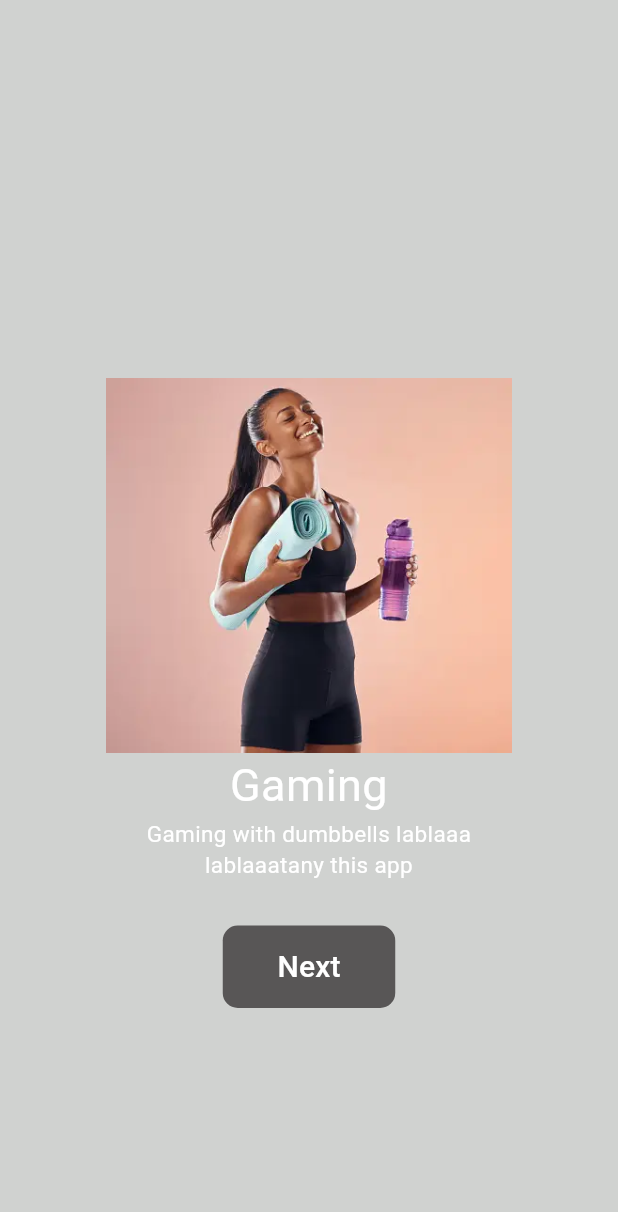
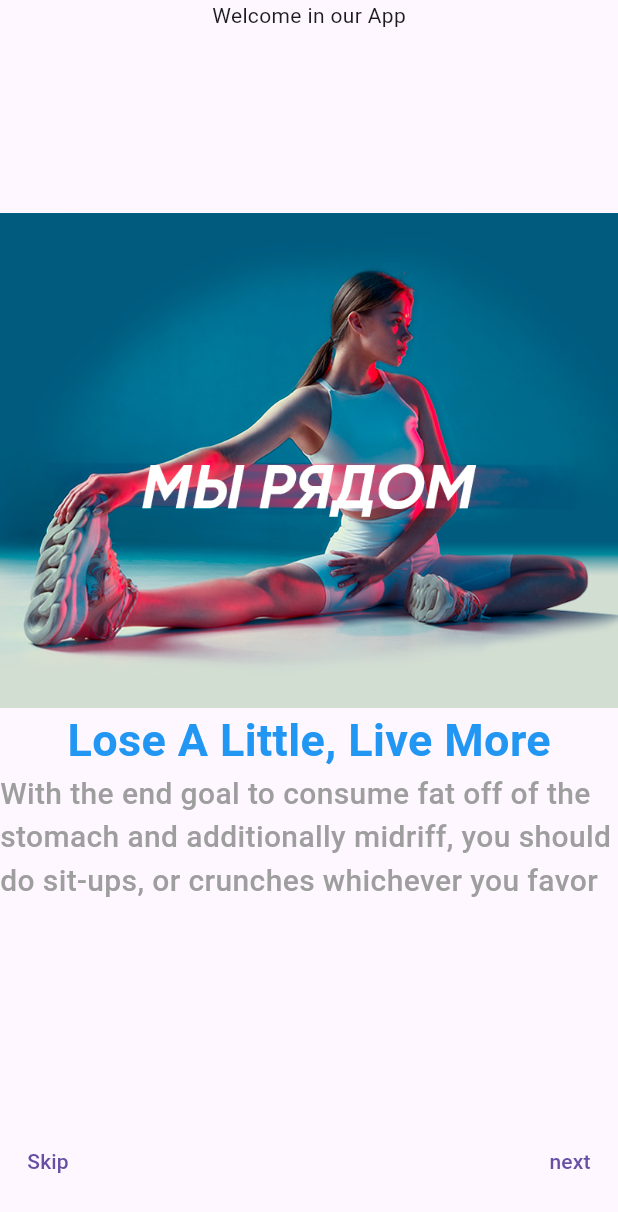
Before and after one commit to ayaelhenawy/MyApp, a Flutter app: the screen it shows after launch, on a phone screen of 412 x 824 dp. Shown: the top 1212 px of the screen. Run offline on Flutter 3.47's test engine with Material 3 defaults, Android fonts, the phone set to English and light mode, and no system bars; our stand-ins replace bloc, flutter_bloc, shared_preferences.

Commit message:
splash and onboarding

```diff
--- a/lib/main.dart
+++ b/lib/main.dart
@@ -3,26 +3,20 @@ import 'package:myproject/src/Forgetpassword.dart';
 import 'package:myproject/src/Login.dart';
 import 'package:myproject/src/OTPValid.dart';
 import 'package:myproject/src/ResetPssword.dart';
-import 'package:myproject/src/inboarding.dart';
+import 'package:myproject/src/auth/onboarding/view/page/onboarding_page.dart';
 import 'package:shared_preferences/shared_preferences.dart';
 
-void main() {
-  runApp(const MyApp());
+Future<void> main() async {
+  WidgetsFlutterBinding.ensureInitialized();
+
+  SharedPreferences sharedPreferences = await SharedPreferences.getInstance();
+  bool onBording = sharedPreferences.getBool('onboarding') ?? false;
+
+  MaterialApp materialApp = MaterialApp(
+     home: onBording ? const LoginScreen() : const OnBoardingPage(),
+
+  );
+
+  runApp(materialApp);
+
 }
-
-class MyApp extends StatelessWidget {
-  const MyApp({super.key});
-
-  // This widget is the root of your application.
-  //void first() async{
-  //SharedPreferences sharedPreferences = await SharedPreferences.getInstance();
-
-  //}
-
-  @override
-  Widget build(BuildContext context) {
-    return MaterialApp(
-      home: const Inboard(),
-    );
-  }
-}
--- a/lib/src/Forgetpassword.dart
+++ b/lib/src/Forgetpassword.dart
@@ -19,7 +19,7 @@ class _ForgetPasswordState extends State<ForgetPassword> {
         child: Column(
           mainAxisAlignment: MainAxisAlignment.center,
           children: [
-            Image.asset('assets/images/forget.png',
+            Image.asset('assets/logos/forget.png',
               width: 150,
               height:80,
             ),
--- a/lib/src/Login.dart
+++ b/lib/src/Login.dart
@@ -48,7 +48,7 @@ class _LoginScreenState extends State<LoginScreen> {
             children: <Widget>[
               // Logo
               Image.asset(
-                'assets/images/logo.png',
+                'assets/logos/logo.png',
                 width: 150,
                 height: 150,
               ),
--- a/lib/src/ResetPssword.dart
+++ b/lib/src/ResetPssword.dart
@@ -21,7 +21,7 @@ class _ResetPasswordState extends State<ResetPassword> {
           child: Column(
             mainAxisAlignment: MainAxisAlignment.center,
             children: [
-              Image.asset('assets/images/reset.png',
+              Image.asset('assets/logos/reset.png',
                 width: 150,
                 height:100,
               ),
--- /dev/null
+++ b/lib/src/auth/onboarding/controller/onboarding_controller_cubit.dart
@@ -0,0 +1,49 @@
+import 'package:bloc/bloc.dart';
+import 'package:flutter/material.dart';
+import 'package:myproject/src/Sign%20Up.dart';
+import 'package:shared_preferences/shared_preferences.dart';
+
+import '../model/onboarding_model.dart';
+
+part 'onboarding_controller_state.dart';
+
+class OnboardingControllerCubit extends Cubit<OnboardingControllerState> {
+  OnboardingControllerCubit() : super(OnboardingControllerInitial());
+
+  PageController pageController = PageController();
+
+  void onChangeToNext() {
+    pageController.nextPage(duration: Duration(seconds: 2), curve: Curves.bounceIn);
+  }
+
+  Future<void> onCallSkip(BuildContext context) async {
+    SharedPreferences sharedPreferences = await SharedPreferences.getInstance();
+    await sharedPreferences.setBool('onboarding', true);
+    // ignore: use_build_context_synchronously
+    Navigator.push(
+      context,
+      MaterialPageRoute<void>(
+        builder: (BuildContext context) => const SignUp(),
+      ),
+    );
+  }
+
+  List data = [
+    OnboardingModel(
+      image: 'assets/images/photo1.jpg',
+      title: 'Lose A Little, Live More',
+      subtitle: 'With the end goal to consume fat off of the stomach and additionally midriff, you should do sit-ups, or crunches whichever you favor',
+
+    ),
+    OnboardingModel(
+      image: 'assets/images/photo2.jpg',
+      title: 'Keep The Heart Healthy',
+      subtitle: '      Effortless Weight Loss is the easiest way to lose weight With the end goal to consume fat off of the stomach and additionally midriff',
+    ),
+    OnboardingModel(
+      image: 'assets/images/photo3.jpg',
+      title: 'Lose A Little, Live More',
+      subtitle: 'Hunder of silent positive weight loss message are feed to your brain each hour',
+    ),
+  ];
+}
--- /dev/null
+++ b/lib/src/auth/onboarding/controller/onboarding_controller_state.dart
@@ -0,0 +1,9 @@
+
+
+part of 'onboarding_controller_cubit.dart';
+
+class OnboardingControllerState {}
+
+class OnboardingControllerInitial extends OnboardingControllerState {}
+
+class OnboardingPageChange extends OnboardingControllerState {}
--- /dev/null
+++ b/lib/src/auth/onboarding/model/onboarding_model.dart
@@ -0,0 +1,10 @@
+import 'package:flutter/material.dart';
+
+class OnboardingModel {
+  late String image, title, subtitle;
+  OnboardingModel({
+    required this.image,
+    required this.title,
+    required this.subtitle,
+  });
+}
--- /dev/null
+++ b/lib/src/auth/onboarding/view/components/onboarding_body.dart
@@ -0,0 +1,60 @@
+import 'package:flutter/material.dart';
+import 'package:flutter_bloc/flutter_bloc.dart';
+
+import '../../controller/onboarding_controller_cubit.dart';
+
+class OnboardingBody extends StatelessWidget {
+  OnboardingBody({super.key, required this.controller});
+  OnboardingControllerCubit controller;
+  @override
+  Widget build(BuildContext context) {
+    return Column(
+      children: [
+        const Text("Welcome in our App"),
+        Expanded(
+          child: BlocProvider<OnboardingControllerCubit>.value(
+            value: controller,
+            child: BlocBuilder<OnboardingControllerCubit, OnboardingControllerState>(
+              builder: (context, state) {
+                OnboardingControllerCubit controller = context.read<OnboardingControllerCubit>();
+
+                return PageView(
+                  controller: controller.pageController,
+                  children: List.generate(controller.data.length, (index) {
+                    return Column(
+                      mainAxisAlignment: MainAxisAlignment.center,
+                      children: [
+                        ///image
+                        Image.asset(controller.data[index].image),
+
+                        ///title
+                        Text(
+                          controller.data[index].title,
+                          style: const TextStyle(
+                            fontSize: 30,
+                            fontWeight: FontWeight.bold,
+                            color: Colors.blue,
+                          ),
+                        ),
+
+                        ///subtitle
+                        Text(
+                          controller.data[index].subtitle,
+                          style: const TextStyle(
+                            fontSize: 20,
+                            fontWeight: FontWeight.w500,
+                            color: Colors.grey,
+                          ),
+                        ),
+                      ],
+                    );
+                  }),
+                );
+              },
+            ),
+          ),
+        )
+      ],
+    );
+  }
+}
--- /dev/null
+++ b/lib/src/auth/onboarding/view/components/onboarding_bottons.dart
@@ -0,0 +1,35 @@
+import 'package:flutter/material.dart';
+import 'package:flutter_bloc/flutter_bloc.dart';
+
+import '../../controller/onboarding_controller_cubit.dart';
+
+class OnboardingButtonWidget extends StatelessWidget {
+  OnboardingButtonWidget({super.key, required this.controller});
+  OnboardingControllerCubit controller;
+  @override
+  Widget build(BuildContext context) {
+    return BlocProvider<OnboardingControllerCubit>.value(
+      value: controller,
+      child: BlocBuilder<OnboardingControllerCubit, OnboardingControllerState>(
+        builder: (context, state) {
+          OnboardingControllerCubit controller = context.read<OnboardingControllerCubit>();
+
+          return SizedBox(
+            height: 100,
+            child: Row(
+              mainAxisAlignment: MainAxisAlignment.spaceBetween,
+              children: [
+                TextButton(
+                    onPressed: () {
+                      controller.onCallSkip(context);
+                    },
+                    child: const Text("Skip")),
+                TextButton(onPressed: controller.onChangeToNext, child: const Text("next"))
+              ],
+            ),
+          );
+        },
+      ),
+    );
+  }
+}
--- /dev/null
+++ b/lib/src/auth/onboarding/view/page/onboarding_page.dart
@@ -0,0 +1,32 @@
+import 'package:flutter/material.dart';
+import 'package:flutter_bloc/flutter_bloc.dart';
+
+import '../../controller/onboarding_controller_cubit.dart';
+import '../components/onboarding_body.dart';
+import '../components/onboarding_bottons.dart';
+
+class OnBoardingPage extends StatelessWidget {
+  const OnBoardingPage({super.key});
+
+  @override
+  Widget build(BuildContext context) {
+    return SafeArea(
+      child: BlocProvider<OnboardingControllerCubit>(
+        create: (context) => OnboardingControllerCubit(),
+        child: BlocBuilder<OnboardingControllerCubit, OnboardingControllerState>(
+          builder: (context, state) {
+            OnboardingControllerCubit controller = context.read<OnboardingControllerCubit>();
+            return Scaffold(
+              body: OnboardingBody(
+                controller: controller,
+              ),
+              bottomNavigationBar: OnboardingButtonWidget(
+                controller: controller,
+              ),
+            );
+          },
+        ),
+      ),
+    );
+  }
+}
--- a/lib/src/inboarding.dart
+++ /dev/null
@@ -1,101 +0,0 @@
-import 'package:flutter/material.dart';
-import 'package:myproject/src/Forgetpassword.dart';
-import 'package:myproject/src/Login.dart';
-import 'package:myproject/src/Sign Up.dart';
-
-class Inboard extends StatefulWidget {
-  const Inboard({Key? key}) : super(key: key);
-
-  @override
-  State<Inboard> createState() => _InboardScreenState();
-}
-
-class _InboardScreenState extends State<Inboard> {
-  final PageController _pageController = PageController();
-
-  void _navigateToLoginPage() {
-    Navigator.of(context).push(MaterialPageRoute(builder: (context) {
-      return const LoginScreen();
-    }));
-  }
-
-  @override
-  Widget build(BuildContext context) {
-    return Scaffold(
-      backgroundColor: const Color.fromARGB(115, 150, 155, 150),
-      body: PageView(
-        controller: _pageController,
-        children: [
-          _buildPage(
-            image: 'assets/images/photo4.webp',
-            title: 'Gaming',
-            description: 'Gaming with dumbbells lablaaa\nlablaaatany this app',
-          ),
-          _buildPage(
-            image: 'assets/images/photo3.jpg',
-            title: 'Gaming',
-            description: 'Gaming with dumbbells lablaaa\nlablaaatany this app',
-          ),
-          _buildPage(
-            image: 'assets/images/photo2.jpg',
-            title: 'Gaming',
-            description: 'Gaming with dumbbells lablaaa\nlablaaatany this app',
-          ),
-        ],
-      ),
-    );
-  }
-
-  Widget _buildPage(
-      {required String image,
-      required String title,
-      required String description}) {
-    return Column(
-      mainAxisAlignment: MainAxisAlignment.center,
-      children: [
-        SizedBox(
-          height: 100,
-        ),
-        Image.asset(
-          image,
-          width: 500,
-          height: 250,
-        ),
-        Text(
-          title,
-          textAlign: TextAlign.center,
-          style: const TextStyle(color: Colors.white, fontSize: 30),
-        ),
-        Text(
-          description,
-          textAlign: TextAlign.center,
-          style: const TextStyle(color: Colors.white, fontSize: 15),
-        ),
-        const SizedBox(
-          height: 30,
-        ),
-        MaterialButton(
-          onPressed: () {
-            Navigator.of(context).push(MaterialPageRoute(builder: (context) {
-              return const LoginScreen();
-            }));
-          },
-          child: Container(
-            width: 115,
-            height: 55,
-            decoration: BoxDecoration(
-              color: const Color.fromARGB(255, 88, 86, 86),
-              borderRadius: BorderRadius.circular(10),
-            ),
-            child: const Center(
-              child: Text(
-                'Next',
-                style: TextStyle(color: Colors.white, fontSize: 20),
-              ),
-            ),
-          ),
-        ),
-      ],
-    );
-  }
-}
```
Also changed, not shown: pubspec.yaml (+10 -4 lines), assets/images/photo4.webp (deleted), assets/images/splash.png (added), assets/logos/forget.png (renamed from assets/images/forget.png), assets/logos/logo.png (renamed from assets/images/logo.png), assets/logos/reset.png (renamed from assets/images/reset.png), pubspec.lock, 2 other files.
